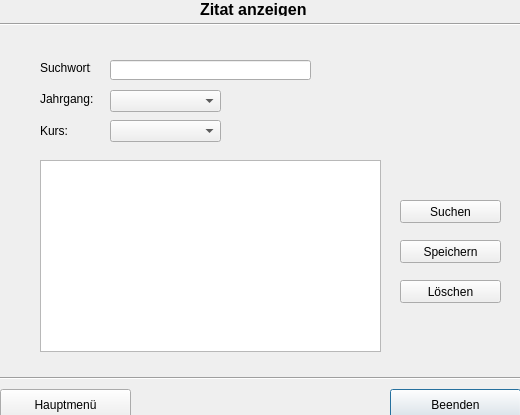
Old version of the form ZitatErfassung/frmzitatverwalten.ui in the repository TrialAnd404/MyRepo.
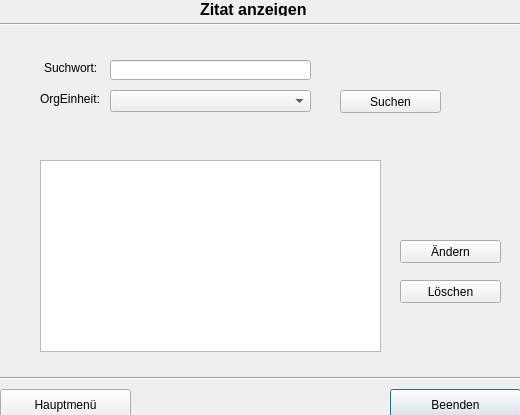
New version of the form.

Diff of the .ui file:
```diff
--- a/ZitatErfassung/frmzitatverwalten.ui
+++ b/ZitatErfassung/frmzitatverwalten.ui
@@ -81,9 +81,9 @@
   <widget class="QLabel" name="label">
    <property name="geometry">
     <rect>
-     <x>40</x>
+     <x>44</x>
      <y>60</y>
-     <width>51</width>
+     <width>71</width>
      <height>16</height>
     </rect>
    </property>
@@ -101,23 +101,10 @@
     </rect>
    </property>
    <property name="text">
-    <string>Jahrgang:</string>
+    <string>OrgEinheit:</string>
    </property>
   </widget>
-  <widget class="QLabel" name="label_3">
-   <property name="geometry">
-    <rect>
-     <x>40</x>
-     <y>124</y>
-     <width>46</width>
-     <height>13</height>
-    </rect>
-   </property>
-   <property name="text">
-    <string>Kurs:</string>
-   </property>
-  </widget>
-  <widget class="QLineEdit" name="ldtSuchwort">
+  <widget class="QLineEdit" name="edtSuchwort">
    <property name="geometry">
     <rect>
      <x>110</x>
@@ -132,17 +119,7 @@
     <rect>
      <x>110</x>
      <y>90</y>
-     <width>111</width>
-     <height>22</height>
-    </rect>
-   </property>
-  </widget>
-  <widget class="QComboBox" name="cmbKurs">
-   <property name="geometry">
-    <rect>
-     <x>110</x>
-     <y>120</y>
-     <width>111</width>
+     <width>201</width>
      <height>22</height>
     </rect>
    </property>
@@ -160,8 +137,8 @@
   <widget class="QPushButton" name="pbSuchen">
    <property name="geometry">
     <rect>
-     <x>400</x>
-     <y>200</y>
+     <x>340</x>
+     <y>90</y>
      <width>101</width>
      <height>23</height>
     </rect>
@@ -180,7 +157,7 @@
     </rect>
    </property>
    <property name="text">
-    <string>Speichern</string>
+    <string>Ändern</string>
    </property>
   </widget>
   <widget class="QPushButton" name="pbLoeschen">
```
Left out of the diff: 4 changed lines with no effect on the pictures.
